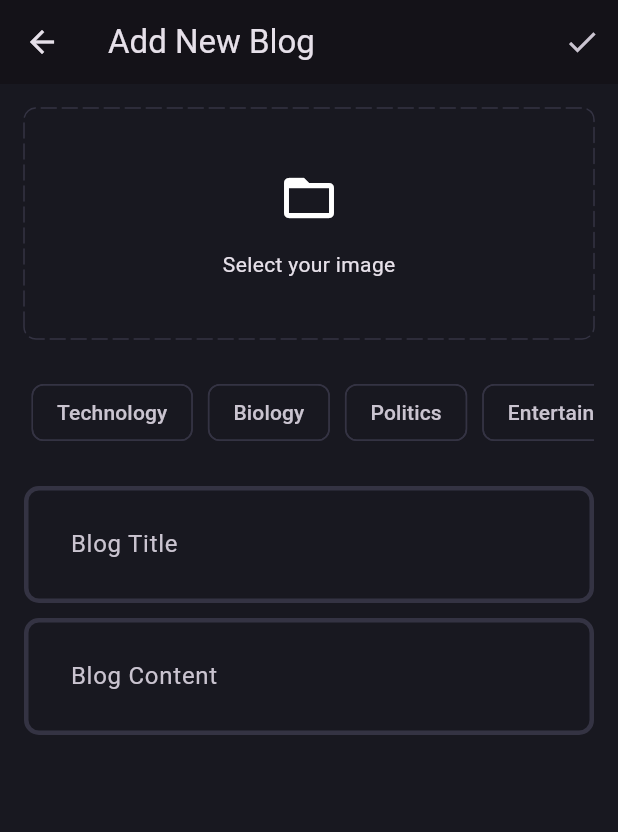
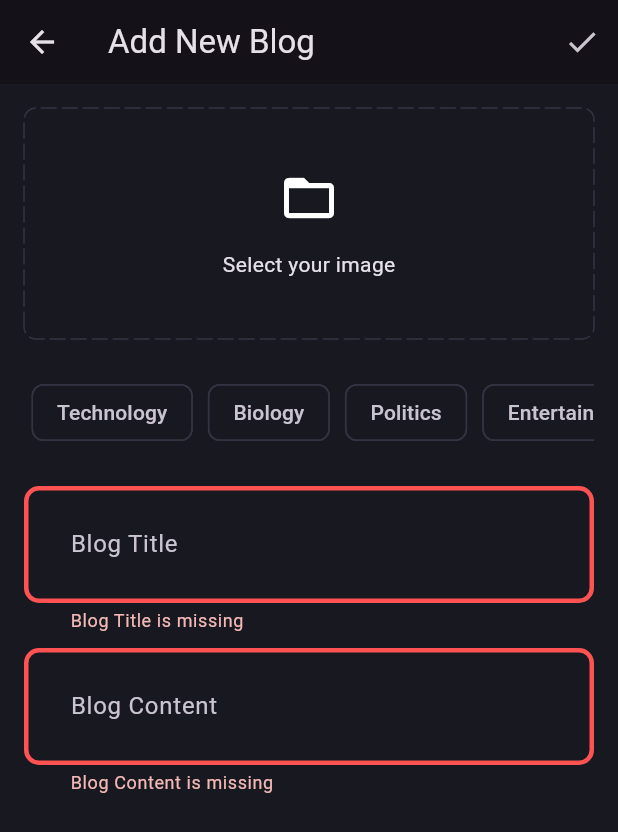
Before and after one commit to parasshakya/clean-code-blog-app, a Flutter app: the AddNewBlogPage screen opened directly, after a tap on the "done" icon, on a phone screen of 412 x 824 dp. Shown: the top 832 px of the screen. Run offline on Flutter 3.47's test engine with Material 3 defaults, Android fonts, the phone set to English and light mode, and no system bars; drawn by our look-alikes of dotted_border; our stand-ins replace dio, flutter_bloc, fpdart, get_it, hive, hive_flutter and 1 more; accounts and stored records are empty.

Commit message:
add blog upload feature

```diff
--- a/lib/core/theme/theme.dart
+++ b/lib/core/theme/theme.dart
@@ -11,7 +11,9 @@ class AppTheme {
       chipTheme: const ChipThemeData(
           color: MaterialStatePropertyAll(AppPallete.backgroundColor)),
       inputDecorationTheme: InputDecorationTheme(
+          border: _border(),
           contentPadding: const EdgeInsets.all(27),
           focusedBorder: _border(AppPallete.gradient2),
-          enabledBorder: _border()));
+          enabledBorder: _border(),
+          errorBorder: _border(AppPallete.errorColor)));
 }
--- /dev/null
+++ b/lib/features/blog/data/models/blog_model.dart
@@ -0,0 +1,29 @@
+import 'package:clean_code_app/features/blog/domain/entities/blog.dart';
+
+class BlogModel extends Blog {
+  BlogModel(
+      {required super.id,
+      required super.title,
+      required super.content,
+      required super.imageUrl,
+      required super.topics,
+      required super.userId});
+
+  factory BlogModel.fromJson(Map<String, dynamic> json) {
+    return BlogModel(
+        id: json["_id"],
+        title: json["title"],
+        content: json["content"],
+        imageUrl: json["imageUrl"],
+        topics: List<String>.from(json["topics"]),
+        userId: json["userId"]);
+  }
+
+  Map<String, dynamic> toJson() => {
+        "title": title,
+        "content": content,
+        "imageUrl": imageUrl,
+        "topics": topics,
+        "userId": userId
+      };
+}
--- /dev/null
+++ b/lib/features/blog/domain/entities/blog.dart
@@ -0,0 +1,16 @@
+class Blog {
+  final String id;
+  final String title;
+  final String content;
+  final String imageUrl;
+  final List<String> topics;
+  final String userId;
+
+  Blog(
+      {required this.id,
+      required this.title,
+      required this.content,
+      required this.imageUrl,
+      required this.topics,
+      required this.userId});
+}
--- /dev/null
+++ b/lib/features/blog/domain/repositories/blog_repository.dart
@@ -0,0 +1,11 @@
+import 'dart:io';
+
+import 'package:clean_code_app/core/error/failures.dart';
+import 'package:clean_code_app/features/blog/data/models/blog_model.dart';
+import 'package:clean_code_app/features/blog/domain/entities/blog.dart';
+import 'package:fpdart/fpdart.dart';
+
+abstract interface class BlogRepository {
+  Future<Either<Failure, Blog>> uploadBlog(BlogModel blog, File image);
+  Future<Either<Failure, List<Blog>>> getAllBlogs();
+}
--- /dev/null
+++ b/lib/features/blog/domain/usecases/upload_blog.dart
@@ -0,0 +1,25 @@
+import 'dart:io';
+
+import 'package:clean_code_app/core/error/failures.dart';
+import 'package:clean_code_app/core/usecase/usecase.dart';
+import 'package:clean_code_app/features/blog/data/models/blog_model.dart';
+import 'package:clean_code_app/features/blog/domain/entities/blog.dart';
+import 'package:clean_code_app/features/blog/domain/repositories/blog_repository.dart';
+import 'package:fpdart/fpdart.dart';
+
+class UploadBlog implements UseCase<Blog, UploadBlogParams> {
+  final BlogRepository blogRepository;
+
+  UploadBlog({required this.blogRepository});
+  @override
+  Future<Either<Failure, Blog>> call(params) async {
+    return await blogRepository.uploadBlog(params.blog, params.image);
+  }
+}
+
+class UploadBlogParams {
+  final BlogModel blog;
+  final File image;
+
+  UploadBlogParams({required this.blog, required this.image});
+}
--- /dev/null
+++ b/lib/features/blog/presentation/bloc/blog_bloc.dart
@@ -0,0 +1,31 @@
+import 'dart:io';
+
+import 'package:clean_code_app/features/blog/data/models/blog_model.dart';
+import 'package:clean_code_app/features/blog/domain/entities/blog.dart';
+import 'package:clean_code_app/features/blog/domain/usecases/upload_blog.dart';
+import 'package:flutter/material.dart';
+import 'package:flutter_bloc/flutter_bloc.dart';
+
+part 'blog_event.dart';
+part 'blog_state.dart';
+
+class BlogBloc extends Bloc<BlogEvent, BlogState> {
+  final UploadBlog _uploadBlog;
+  BlogBloc({required UploadBlog uploadBlog})
+      : _uploadBlog = uploadBlog,
+        super(BlogInitial()) {
+    on<BlogEvent>((event, emit) {
+      emit(BlogLoadInProgress());
+    });
+
+    on<BlogUploaded>(_onBlogUploaded);
+  }
+
+  _onBlogUploaded(BlogUploaded event, Emitter<BlogState> emit) async {
+    final response = await _uploadBlog(
+        UploadBlogParams(blog: event.blog, image: event.image));
+
+    response.fold((failure) => emit(BlogFailure(errorMessage: failure.message)),
+        (blog) => emit(BlogUploadSuccess()));
+  }
+}
--- /dev/null
+++ b/lib/features/blog/presentation/bloc/blog_event.dart
@@ -0,0 +1,13 @@
+part of 'blog_bloc.dart';
+
+@immutable
+sealed class BlogEvent {}
+
+final class BlogUploaded extends BlogEvent {
+  final BlogModel blog;
+  final File image;
+
+  BlogUploaded({required this.blog, required this.image});
+}
+
+final class BlogLoaded extends BlogEvent {}
--- /dev/null
+++ b/lib/features/blog/presentation/bloc/blog_state.dart
@@ -0,0 +1,18 @@
+part of 'blog_bloc.dart';
+
+@immutable
+sealed class BlogState {}
+
+final class BlogInitial extends BlogState {}
+
+final class BlogLoadInProgress extends BlogState {}
+
+final class BlogFailure extends BlogState {
+  final String errorMessage;
+
+  BlogFailure({required this.errorMessage});
+}
+
+final class BlogUploadSuccess extends BlogState {}
+
+final class BlogSuccess extends BlogState {}
--- a/lib/features/blog/presentation/pages/add_new_blog_page.dart
+++ b/lib/features/blog/presentation/pages/add_new_blog_page.dart
@@ -1,7 +1,19 @@
+import 'dart:io';
+
+import 'package:clean_code_app/core/common/cubits/app_user/app_user_cubit.dart';
+import 'package:clean_code_app/core/common/widgets/loader.dart';
 import 'package:clean_code_app/core/theme/app_pallete.dart';
+import 'package:clean_code_app/core/utils/pick_image.dart';
+import 'package:clean_code_app/core/utils/show_snackbar.dart';
+import 'package:clean_code_app/features/auth/presentation/bloc/auth_bloc.dart';
+import 'package:clean_code_app/features/blog/data/models/blog_model.dart';
+import 'package:clean_code_app/features/blog/presentation/bloc/blog_bloc.dart';
+import 'package:clean_code_app/features/blog/presentation/pages/blog_page.dart';
 import 'package:clean_code_app/features/blog/presentation/widgets/blog_editor.dart';
 import 'package:dotted_border/dotted_border.dart';
 import 'package:flutter/material.dart';
+import 'package:flutter/widgets.dart';
+import 'package:flutter_bloc/flutter_bloc.dart';
 
 class AddNewBlogPage extends StatefulWidget {
   static route() => MaterialPageRoute(builder: (_) => const AddNewBlogPage());
@@ -15,6 +27,33 @@ class _AddNewBlogPageState extends State<AddNewBlogPage> {
   final titleController = TextEditingController();
   final contentController = TextEditingController();
   List<String> selectedTopics = [];
+  File? image;
+  final formKey = GlobalKey<FormState>();
+
+  selectImage() async {
+    final pickedImage = await pickImage();
+    if (pickedImage != null) {
+      image = pickedImage;
+      setState(() {});
+    }
+  }
+
+  uploadBlog() async {
+    if (formKey.currentState!.validate() &&
+        image != null &&
+        selectedTopics.isNotEmpty) {
+      final userId =
+          (context.read<AppUserCubit>().state as AppUserLoggedIn).user.id;
+      final blog = BlogModel(
+          id: DateTime.now().toString(),
+          title: titleController.text.trim(),
+          content: contentController.text.trim(),
+          imageUrl: "",
+          topics: selectedTopics,
+          userId: userId);
+      context.read<BlogBloc>().add(BlogUploaded(blog: blog, image: image!));
+    }
+  }
 
   @override
   Widget build(BuildContext context) {
@@ -22,24 +61,58 @@ class _AddNewBlogPageState extends State<AddNewBlogPage> {
       appBar: AppBar(
         title: const Text("Add New Blog"),
         actions: [
-          IconButton(onPressed: () {}, icon: const Icon(Icons.done_outlined))
+          IconButton(
+              onPressed: () {
+                uploadBlog();
+              },
+              icon: const Icon(Icons.done_outlined))
         ],
       ),
-      body: SingleChildScrollView(
+      body: BlocConsumer<BlogBloc, BlogState>(
+        listener: (context, state) {
+          if (state is BlogFailure) {
+            showSnackBar(context, state.errorMessage);
+          }
+          if (state is BlogUploadSuccess) {
+            Navigator.of(context).pushAndRemoveUntil(
+              BlogPage.route(),
+              (route) => false,
+            );
+          }
+        },
+        builder: (context, state) {
+          if (state is BlogLoadInProgress) {
+            return const Loader();
+          }
+          return SingleChildScrollView(
             child: Padding(
               padding: const EdgeInsets.all(16.0),
+              child: Form(
+                key: formKey,
                 child: Column(
                   children: [
-              DottedBorder(
+                    GestureDetector(
+                      onTap: selectImage,
+                      child: image != null
+                          ? SizedBox(
+                              height: 150,
+                              width: double.infinity,
+                              child: ClipRRect(
+                                  borderRadius: BorderRadius.circular(8),
+                                  child: Image.file(
+                                    image!,
+                                    fit: BoxFit.cover,
+                                  )))
+                          : DottedBorder(
                               color: AppPallete.borderColor,
                               dashPattern: const [10, 4],
                               borderType: BorderType.RRect,
                               radius: const Radius.circular(8),
                               strokeCap: StrokeCap.round,
-                  child: Container(
+                              child: const SizedBox(
                                 height: 150,
                                 width: double.infinity,
-                    child: const Column(
+                                child: Column(
                                   mainAxisAlignment: MainAxisAlignment.center,
                                   children: [
                                     Icon(
@@ -53,6 +126,7 @@ class _AddNewBlogPageState extends State<AddNewBlogPage> {
                                   ],
                                 ),
                               )),
+                    ),
                     const SizedBox(
                       height: 20,
                     ),
@@ -82,7 +156,8 @@ class _AddNewBlogPageState extends State<AddNewBlogPage> {
                                             side: selectedTopics.contains(e)
                                                 ? null
                                                 : const BorderSide(
-                                              color: AppPallete.borderColor),
+                                                    color:
+                                                        AppPallete.borderColor),
                                             color: selectedTopics.contains(e)
                                                 ? const MaterialStatePropertyAll(
                                                     AppPallete.gradient2)
@@ -108,5 +183,8 @@ class _AddNewBlogPageState extends State<AddNewBlogPage> {
               ),
             ),
           );
+        },
+      ),
+    );
   }
 }
--- a/lib/features/blog/presentation/widgets/blog_editor.dart
+++ b/lib/features/blog/presentation/widgets/blog_editor.dart
@@ -11,6 +11,13 @@ class BlogEditor extends StatelessWidget {
     return TextFormField(
       decoration: InputDecoration(hintText: hintText),
       controller: textEditingController,
+      maxLines: null,
+      validator: (value) {
+        if (value!.isEmpty) {
+          return "$hintText is missing";
+        }
+        return null;
+      },
     );
   }
 }
--- a/lib/main.dart
+++ b/lib/main.dart
@@ -2,6 +2,7 @@ import 'package:clean_code_app/core/common/cubits/app_user/app_user_cubit.dart';
 import 'package:clean_code_app/core/theme/theme.dart';
 import 'package:clean_code_app/features/auth/presentation/bloc/auth_bloc.dart';
 import 'package:clean_code_app/features/auth/presentation/pages/sign_in_page.dart';
+import 'package:clean_code_app/features/blog/presentation/bloc/blog_bloc.dart';
 import 'package:clean_code_app/features/blog/presentation/pages/blog_page.dart';
 import 'package:clean_code_app/init_dependencies.dart';
 import 'package:flutter/material.dart';
@@ -14,7 +15,8 @@ void main() async {
   runApp(MultiBlocProvider(
     providers: [
       BlocProvider(create: (_) => serviceLocator<AppUserCubit>()),
-      BlocProvider(create: (_) => serviceLocator<AuthBloc>())
+      BlocProvider(create: (_) => serviceLocator<AuthBloc>()),
+      BlocProvider(create: (_) => serviceLocator<BlogBloc>())
     ],
     child: const MainApp(),
   ));
--- a/pubspec.yaml
+++ b/pubspec.yaml
@@ -17,6 +17,7 @@ dependencies:
   hive: ^2.2.3
   hive_flutter: ^1.1.0
   http: ^1.2.2
+  image_picker: ^1.1.2
   path_provider: ^2.1.4
 
 dev_dependencies:
```
Also changed, not shown: lib/core/utils/pick_image.dart (added, +15 -0 lines), lib/features/blog/data/data_sources/blog_remote_data_source.dart (added, +49 -0 lines), lib/features/blog/data/repositories/blog_repository_impl.dart (added, +34 -0 lines), lib/init_dependencies.dart (+19 -1 lines), lib/features/blog/domain/usecases/fetch_blogs.dart (added), pubspec.lock, 1 other file. Lines whose indentation alone changed are shown as unchanged.
